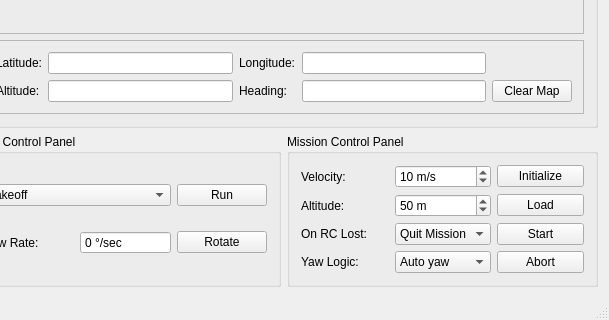
Before: the Qt Designer form view/mainview.ui in Valkaryne/Matrice600DF, drawn with Qt 5; both pictures show x 357 to 966 and y 581 to 901 of the 966 by 901 pixel window.
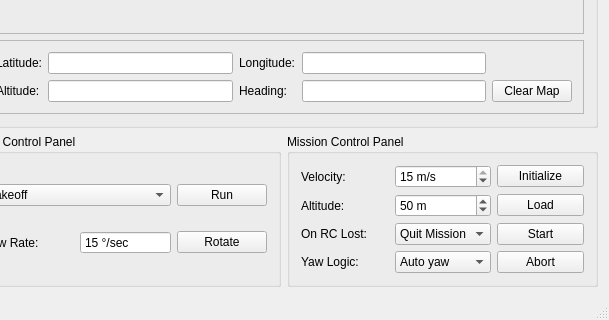
After: the same form once the commit is applied.

Commit message: simple corrections

Diff of the .ui file:
```diff
--- a/view/mainview.ui
+++ b/view/mainview.ui
@@ -718,7 +718,7 @@
             <number>15</number>
            </property>
            <property name="value">
-            <number>10</number>
+            <number>15</number>
            </property>
           </widget>
          </item>
@@ -862,6 +862,9 @@
            <property name="maximum">
             <number>36</number>
            </property>
+           <property name="value">
+            <number>15</number>
+           </property>
           </widget>
          </item>
          <item row="1" column="2">
```
